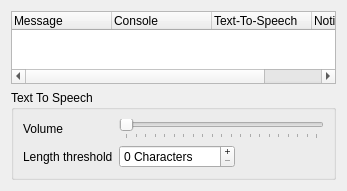
Before: the Qt Designer form src/mumble/Log.ui in mumble-voip/mumble, drawn with Qt 5.
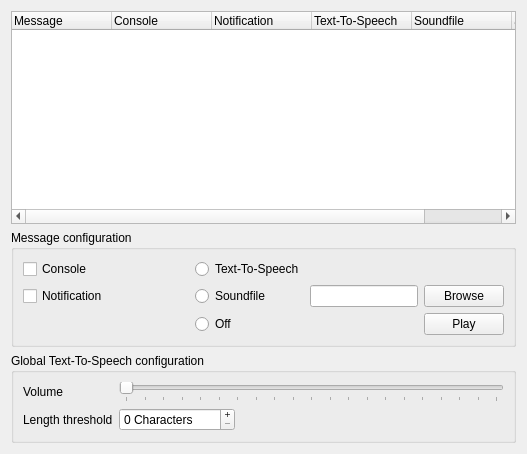
After: the same form once the commit is applied.

Commit message: Implemented the GUI part of the static sound for event feature

The edit to the form file:
```diff
--- a/src/mumble/Log.ui
+++ b/src/mumble/Log.ui
@@ -5,8 +5,8 @@
    <rect>
     <x>0</x>
     <y>0</y>
-    <width>347</width>
-    <height>191</height>
+    <width>527</width>
+    <height>454</height>
    </rect>
   </property>
   <property name="windowTitle" >
@@ -15,6 +15,12 @@
   <layout class="QVBoxLayout" >
    <item>
     <widget class="QTreeWidget" name="qtwMessages" >
+     <property name="sizePolicy" >
+      <sizepolicy vsizetype="Expanding" hsizetype="Expanding" >
+       <horstretch>0</horstretch>
+       <verstretch>0</verstretch>
+      </sizepolicy>
+     </property>
      <property name="alternatingRowColors" >
       <bool>true</bool>
      </property>
@@ -40,22 +46,135 @@
        <string>Console</string>
       </property>
      </column>
-     <column>
-      <property name="text" >
-       <string>Text-To-Speech</string>
-      </property>
-     </column>
      <column>
       <property name="text" >
        <string>Notification</string>
       </property>
      </column>
+     <column>
+      <property name="text" >
+       <string>Text-To-Speech</string>
+      </property>
+     </column>
+     <column>
+      <property name="text" >
+       <string>Soundfile</string>
+      </property>
+     </column>
+     <column>
+      <property name="text" >
+       <string>Soundfile path</string>
+      </property>
+     </column>
+    </widget>
+   </item>
+   <item>
+    <widget class="QGroupBox" name="qgbMsgConfig" >
+     <property name="sizePolicy" >
+      <sizepolicy vsizetype="Maximum" hsizetype="Minimum" >
+       <horstretch>0</horstretch>
+       <verstretch>0</verstretch>
+      </sizepolicy>
+     </property>
+     <property name="title" >
+      <string>Message configuration</string>
+     </property>
+     <layout class="QGridLayout" name="gridLayout" >
+      <item row="4" column="0" >
+       <widget class="QCheckBox" name="qcbNotification" >
+        <property name="text" >
+         <string>Notification</string>
+        </property>
+       </widget>
+      </item>
+      <item row="0" column="0" >
+       <widget class="QCheckBox" name="qcbConsole" >
+        <property name="text" >
+         <string>Console</string>
+        </property>
+       </widget>
+      </item>
+      <item row="4" column="3" >
+       <widget class="QLineEdit" name="qlePath" />
+      </item>
+      <item row="5" column="2" >
+       <widget class="QRadioButton" name="qrbOff" >
+        <property name="text" >
+         <string>Off</string>
+        </property>
+       </widget>
+      </item>
+      <item row="4" column="2" >
+       <widget class="QRadioButton" name="qrbSoundfile" >
+        <property name="text" >
+         <string>Soundfile</string>
+        </property>
+       </widget>
+      </item>
+      <item row="4" column="4" >
+       <widget class="QPushButton" name="qpbBrowse" >
+        <property name="text" >
+         <string>Browse</string>
+        </property>
+       </widget>
+      </item>
+      <item row="0" column="1" >
+       <spacer name="spacer_2" >
+        <property name="orientation" >
+         <enum>Qt::Horizontal</enum>
+        </property>
+        <property name="sizeHint" stdset="0" >
+         <size>
+          <width>40</width>
+          <height>20</height>
+         </size>
+        </property>
+       </spacer>
+      </item>
+      <item row="4" column="1" >
+       <spacer name="spacer" >
+        <property name="orientation" >
+         <enum>Qt::Horizontal</enum>
+        </property>
+        <property name="sizeHint" stdset="0" >
+         <size>
+          <width>40</width>
+          <height>20</height>
+         </size>
+        </property>
+       </spacer>
+      </item>
+      <item row="0" column="2" >
+       <widget class="QRadioButton" name="qrbTTS" >
+        <property name="text" >
+         <string>Text-To-Speech</string>
+        </property>
+       </widget>
+      </item>
+      <item row="5" column="4" >
+       <widget class="QPushButton" name="qpbPlay" >
+        <property name="text" >
+         <string>Play</string>
+        </property>
+       </widget>
+      </item>
+     </layout>
+     <zorder>qcbNotification</zorder>
+     <zorder>qcbConsole</zorder>
+     <zorder>qlePath</zorder>
+     <zorder>qrbOff</zorder>
+     <zorder>qrbSoundfile</zorder>
+     <zorder>qpbBrowse</zorder>
+     <zorder>spacer_2</zorder>
+     <zorder>spacer</zorder>
+     <zorder>qrbTTS</zorder>
+     <zorder>qpbPlay</zorder>
     </widget>
    </item>
    <item>
     <widget class="QGroupBox" name="qgbTTS" >
      <property name="title" >
-      <string>Text To Speech</string>
+      <string>Global Text-To-Speech configuration</string>
      </property>
      <layout class="QGridLayout" >
       <item row="0" column="0" >
@@ -129,11 +248,11 @@
        </widget>
       </item>
       <item row="1" column="2" >
-       <spacer>
+       <spacer name="spacer_3" >
         <property name="orientation" >
          <enum>Qt::Horizontal</enum>
         </property>
-        <property name="sizeHint" >
+        <property name="sizeHint" stdset="0" >
          <size>
           <width>8</width>
           <height>16</height>
```
Left out of the diff: 9 changed lines with no effect on the pictures. The commit also changes 2 other files.
